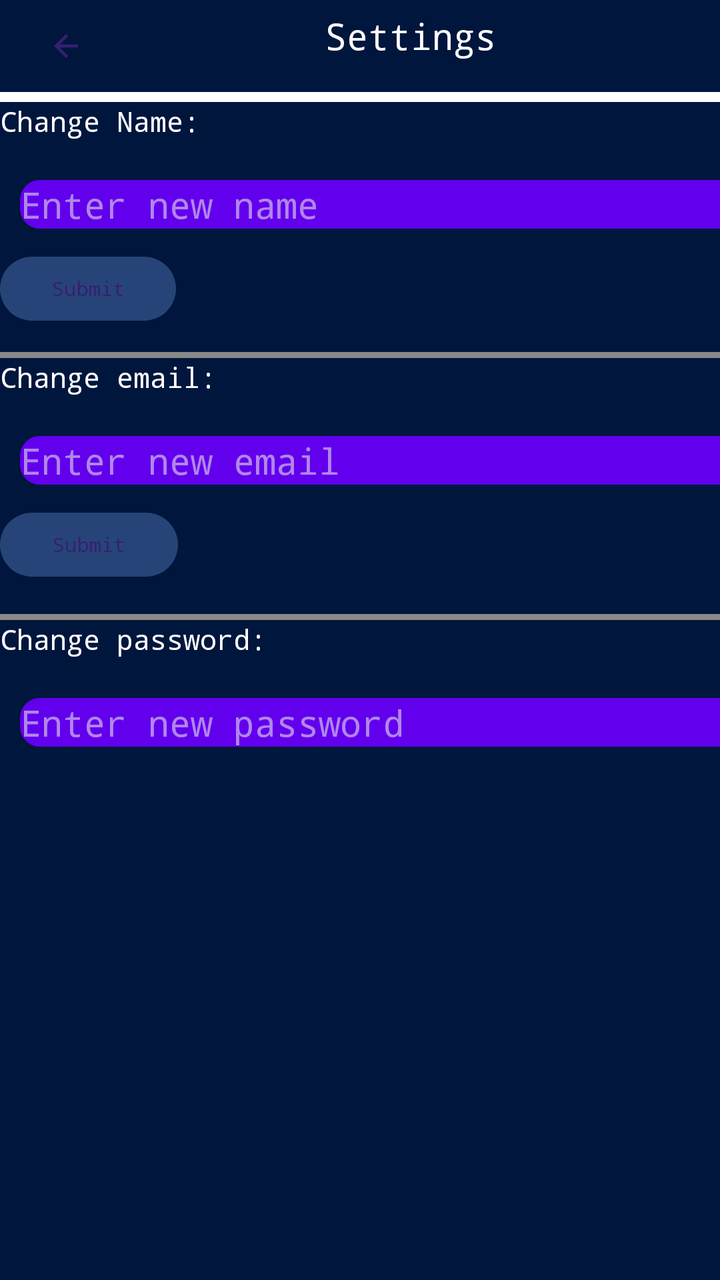
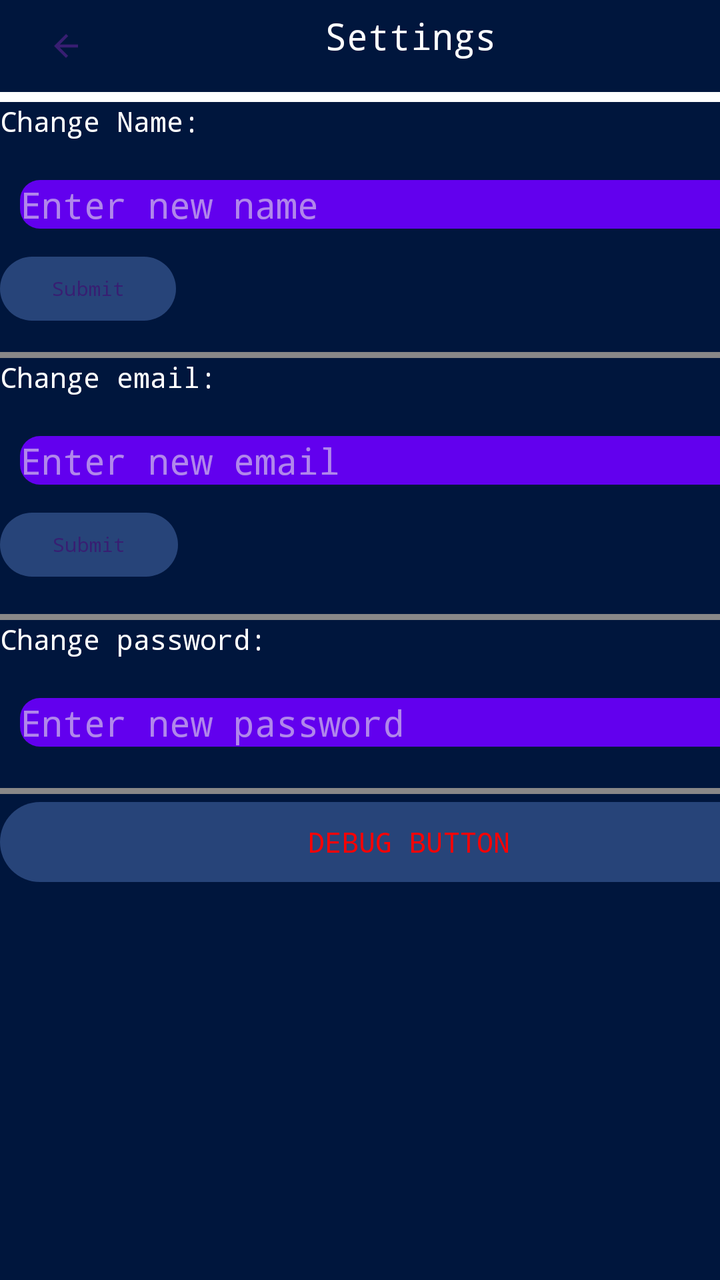

Before-and-after screenshots of an Android layout around one commit, followed by the original layout XML and the change that was made.
<!-- AndroidManifest.xml: application theme Theme.Dissonance -->
<!-- res/layout/activity_profile_editor.xml -->
<?xml version="1.0" encoding="utf-8"?>
<androidx.constraintlayout.widget.ConstraintLayout xmlns:android="http://schemas.android.com/apk/res/android"
    xmlns:app="http://schemas.android.com/apk/res-auto"
    android:layout_width="match_parent"
    android:layout_height="match_parent">

    <LinearLayout
        android:layout_width="409dp"
        android:layout_height="729dp"
        android:orientation="vertical"
        app:layout_constraintStart_toStartOf="parent"
        app:layout_constraintTop_toTopOf="parent">

        <LinearLayout
            android:layout_width="match_parent"
            android:layout_height="46dp"
            android:orientation="horizontal">

            <Button
                android:id="@+id/backButton"
                android:layout_width="2dp"
                android:layout_height="wrap_content"
                android:layout_gravity="center"
                android:layout_weight="1"
                android:background="#00EF0D0D"
                android:backgroundTint="#C12E2E"
                android:gravity="center|start"
                android:text="@string/back"
                app:icon="?attr/homeAsUpIndicator"
                app:iconPadding="20dp" />

            <TextView
                android:id="@+id/textView2"
                android:layout_width="252dp"
                android:layout_height="36dp"
                android:layout_weight="1"
                android:gravity="center"
                android:text="@string/settings"
                android:textColor="#FDFDFD"
                android:textSize="18sp" />

            <Space
                android:layout_width="wrap_content"
                android:layout_height="match_parent"
                android:layout_weight="1" />
        </LinearLayout>

        <LinearLayout
            android:layout_width="match_parent"
            android:layout_height="130dp"
            android:orientation="vertical">

            <View
                android:id="@+id/view2"
                android:layout_width="match_parent"
                android:layout_height="5dp"
                android:background="#FFFFFF" />

            <TextView
                android:id="@+id/editNameText"
                android:layout_width="match_parent"
                android:layout_height="wrap_content"
                android:fontFamily="monospace"
                android:text="@string/change_name"
                android:textColor="#FFFFFF" />

            <EditText
                android:id="@+id/editNameBox"
                android:layout_width="match_parent"
                android:layout_height="wrap_content"
                android:layout_marginTop="10dp"
                android:autofillHints="Enter new name"
                android:background="@drawable/btn_profile"
                android:hint="@string/enter_new_name"
                android:inputType="textPersonName" />

            <Button
                android:id="@+id/changeNameButton"
                android:layout_width="wrap_content"
                android:layout_height="40dp"
                android:text="Submit"
                android:textSize="10sp" />
        </LinearLayout>

        <View
            android:id="@+id/view3"
            android:layout_width="match_parent"
            android:layout_height="3dp"
            android:background="#898888" />

        <LinearLayout
            android:layout_width="match_parent"
            android:layout_height="128dp"
            android:orientation="vertical">

            <TextView
                android:id="@+id/editEmailText"
                android:layout_width="match_parent"
                android:layout_height="wrap_content"
                android:text="@string/change_email"
                android:textColor="#FFFFFF" />

            <EditText
                android:id="@+id/editEmailBox"
                android:layout_width="match_parent"
                android:layout_height="wrap_content"
                android:layout_marginTop="10dp"
                android:autofillHints="Enter new name"
                android:background="@drawable/btn_profile"
                android:hint="@string/enter_new_email"
                android:inputType="textPersonName" />

            <Button
                android:id="@+id/changeEmailButton"
                android:layout_width="89dp"
                android:layout_height="40dp"
                android:text="Submit"
                android:textSize="10sp" />

        </LinearLayout>

        <View
            android:id="@+id/view5"
            android:layout_width="match_parent"
            android:layout_height="3dp"
            android:background="#898888" />

        <LinearLayout
            android:layout_width="match_parent"
            android:layout_height="84dp"
            android:orientation="vertical">

            <TextView
                android:id="@+id/editEmailText2"
                android:layout_width="match_parent"
                android:layout_height="wrap_content"
                android:text="@string/change_password"
                android:textColor="#FFFFFF" />

            <EditText
                android:id="@+id/editEmailBox3"
                android:layout_width="match_parent"
                android:layout_height="wrap_content"
                android:layout_marginTop="10dp"
                android:autofillHints="Enter new name"
                android:background="@drawable/btn_profile"
                android:hint="@string/enter_new_password"
                android:inputType="textPersonName" />
        </LinearLayout>

    </LinearLayout>
</androidx.constraintlayout.widget.ConstraintLayout>
<!-- resources referenced by this layout -->
<resources>
  <!-- drawable btn_profile (drawable) -->
  <?xml version="1.0" encoding="utf-8"?>
  <inset xmlns:android="http://schemas.android.com/apk/res/android"
      android:insetLeft="10dp"
      android:insetRight="10dp"
      android:insetTop="10dp"
      android:insetBottom="10dp">
  
      <shape android:shape="rectangle">
          <solid android:color="@color/purple_500"/>
          <corners android:radius="10dp"/>
      </shape>
  
  </inset>
  <string name="back">Back</string>
  <string name="change_email">Change email:</string>
  <string name="change_name">Change Name:</string>
  <string name="change_password">Change password:</string>
  <string name="enter_new_email">Enter new email</string>
  <string name="enter_new_name">Enter new name</string>
  <string name="enter_new_password">Enter new password</string>
  <string name="settings">Settings</string>
  <style name="Theme.Dissonance" parent="Theme.Material3.Dark.NoActionBar">
          
          <item name="android:fontFamily">monospace</item>
  
          
          <item name="colorPrimary">@color/primary</item>
          <item name="colorPrimaryContainer">@color/tertiary</item>
          <item name="colorSecondary">@color/secondary</item>
  
          
          <item name="android:colorBackground">@color/background</item>
          <item name="colorSurface">@color/background</item>
  
          
          <item name="android:textColorPrimary">@color/text</item>
          <item name="android:textColorSecondary">@color/secondary</item>
  
          
          <item name="android:statusBarColor">@color/primary</item>
          <item name="android:navigationBarColor">@color/primary</item>
  
          
          <item name="colorButtonNormal">@color/secondary</item>
          <item name="android:colorControlHighlight">@color/ui_selection</item>
          <item name="android:colorAccent">@color/tertiary</item>
      </style>
  <color name="purple_500">#FF6200EE</color>
  <color name="primary">#274479</color>
  <color name="tertiary">#556B9D</color>
  <color name="secondary">#7996DE</color>
  <color name="background">#00163D</color>
  <color name="text">#F5F5F5</color>
  <color name="ui_selection">#4DB1F9</color>
</resources>

<!-- the commit's change to res/layout/activity_profile_editor.xml (unified diff, before → after) -->
@@ -148,5 +148,18 @@
                 android:inputType="textPersonName" />
         </LinearLayout>
 
+        <View
+            android:id="@+id/view4"
+            android:layout_width="match_parent"
+            android:layout_height="3dp"
+            android:background="#898888" />
+
+        <Button
+            android:id="@+id/deugButton"
+            android:layout_width="match_parent"
+            android:layout_height="wrap_content"
+            android:text="DEBUG BUTTON"
+            android:textColor="#FF0101" />
+
     </LinearLayout>
 </androidx.constraintlayout.widget.ConstraintLayout>
